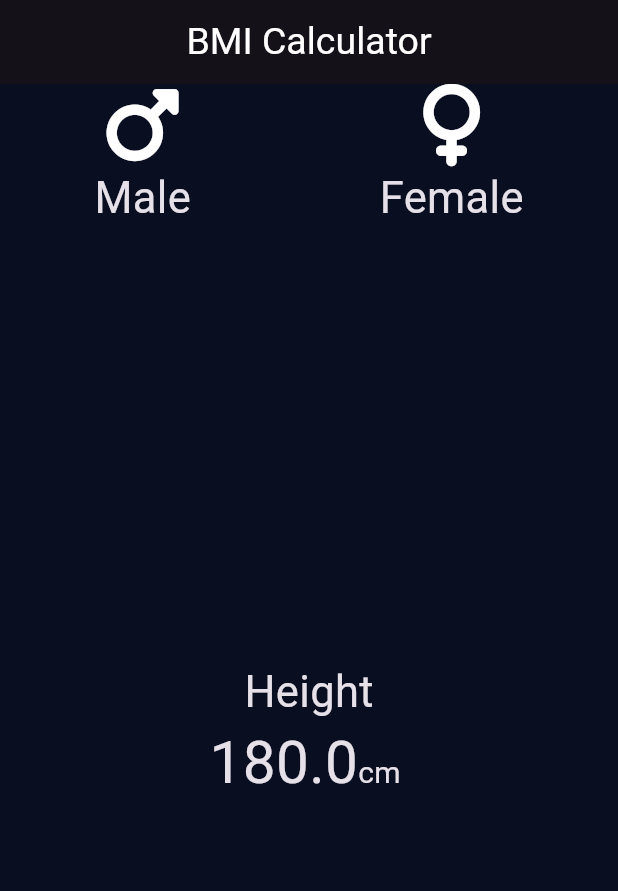
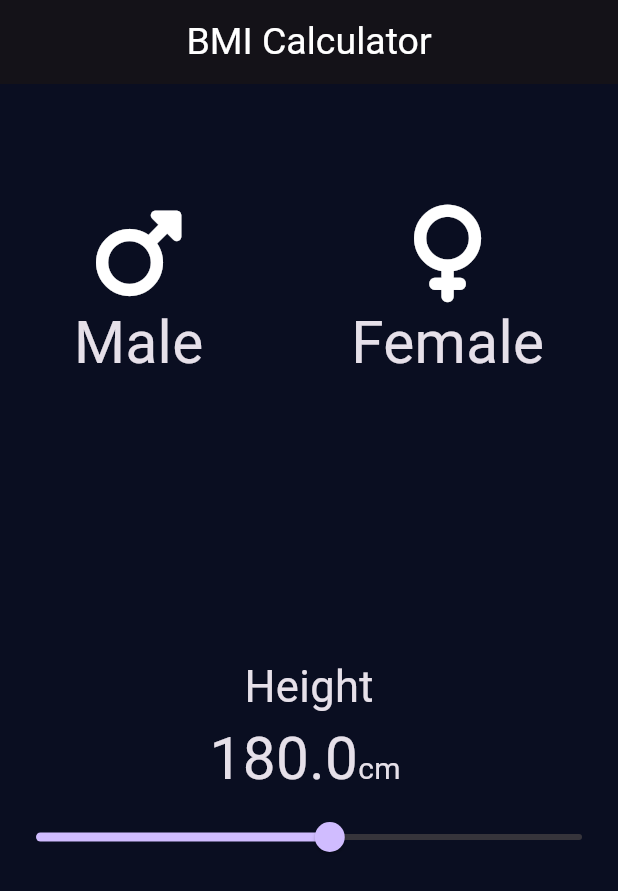
Before and after one commit to jodahe1/Flutter_Projects, a Flutter app: the screen it shows after launch, on a phone screen of 412 x 824 dp. Shown: the top 891 px of the screen. Run offline on Flutter 3.47's test engine with Material 3 defaults, Android fonts, the phone set to English and light mode, and no system bars; our stand-ins replace font_awesome_flutter.

Commit message:
Refactoring the Gender Card

```diff
--- /dev/null
+++ b/bmi/lib/Gendercard.dart
@@ -0,0 +1,24 @@
+
+
+import 'package:flutter/material.dart';
+
+class GenderCard extends StatelessWidget {
+  const GenderCard({required this.gender, required this.icons});
+  final String gender;
+  final IconData icons;
+  @override
+  Widget build(BuildContext context) {
+    return Column(
+      children: [
+        Icon(
+          icons,
+          size: 65.0,
+        ),
+        Text(
+          gender,
+          style: const TextStyle(fontSize: 39),
+        )
+      ],
+    );
+  }
+}
--- /dev/null
+++ b/bmi/lib/input.dart
@@ -0,0 +1,92 @@
+import 'package:bmi/Gendercard.dart';
+import 'package:flutter/material.dart';
+import 'package:font_awesome_flutter/font_awesome_flutter.dart';
+
+class inputclState extends StatefulWidget {
+  const inputclState({super.key});
+
+  @override
+  State<inputclState> createState() => __inputclStateState();
+}
+
+class __inputclStateState extends State<inputclState> {
+  @override
+  double _currentHeight = 180;
+  Widget build(BuildContext context) {
+    return Scaffold(
+      appBar: AppBar(
+        title: const Center(
+          child: Text(
+            'BMI Calculator',
+            style: TextStyle(fontSize: 25.0, color: Colors.white),
+          ),
+        ),
+      ),
+      body: Column(
+        children: [
+          const Padding(
+            padding: EdgeInsets.symmetric(vertical: 80.0),
+            child: Row(
+              mainAxisAlignment: MainAxisAlignment.spaceAround,
+              children: [
+                GenderCard(
+                  gender: 'Male',
+                  icons: FontAwesomeIcons.mars,
+                ),
+                GenderCard(
+                  gender: 'Female',
+                  icons: FontAwesomeIcons.venus,
+                )
+              ],
+            ),
+          ),
+          Padding(
+            padding: const EdgeInsets.symmetric(vertical: 100.0),
+            child: Expanded(
+              flex: 2,
+              child: Column(
+                crossAxisAlignment: CrossAxisAlignment.center,
+                children: [
+                  Text(
+                    'Height',
+                    style: TextStyle(fontSize: 29),
+                  ),
+                  Row(
+                    mainAxisAlignment: MainAxisAlignment.center,
+                    crossAxisAlignment: CrossAxisAlignment.baseline,
+                    textBaseline: TextBaseline.alphabetic,
+                    children: [
+                      Text(
+                        _currentHeight.toString(),
+                        style: TextStyle(fontSize: 39),
+                      ),
+                      const Text(
+                        'cm ',
+                        style: TextStyle(fontSize: 20),
+                      ),
+                    ],
+                  ),
+                  Slider(
+                    value: _currentHeight,
+                    min: 110,
+                    max: 240,
+                    divisions:
+                        130, // Optional: to have discrete values (110-240)
+                    label: _currentHeight.toInt().toString(),
+                    onChanged: (double newValue) {
+                      setState(
+                        () {
+                          _currentHeight = newValue;
+                        },
+                      );
+                    },
+                  ),
+                ],
+              ),
+            ),
+          )
+        ],
+      ),
+    );
+  }
+}
--- a/bmi/lib/main.dart
+++ b/bmi/lib/main.dart
@@ -1,5 +1,5 @@
+import 'package:bmi/input.dart';
 import 'package:flutter/material.dart';
-import 'package:font_awesome_flutter/font_awesome_flutter.dart';
 
 void main() {
   runApp(MyApp());
@@ -9,96 +9,12 @@ class MyApp extends StatelessWidget {
   // This widget is the root of your application.
   @override
   Widget build(BuildContext context) {
-    double _currentHeight = 180;
     return MaterialApp(
       theme: ThemeData.dark().copyWith(
         primaryColor: Color(0xFF0A0E21),
         scaffoldBackgroundColor: Color(0xFF0A0E21),
       ),
-      home: Scaffold(
-        appBar: AppBar(
-          title: const Center(
-            child: Text(
-              'BMI Calculator',
-              style: TextStyle(fontSize: 25.0, color: Colors.white),
-            ),
-          ),
-        ),
-        body: Column(
-          children: [
-            Expanded(
-              flex: 2,
-              child: Row(
-                mainAxisAlignment: MainAxisAlignment.spaceAround,
-                children: [
-                  Column(
-                    children: [
-                      Icon(
-                        FontAwesomeIcons.mars,
-                        size: 55.0,
-                      ),
-                      Text(
-                        'Male',
-                        style: TextStyle(fontSize: 29),
-                      )
-                    ],
-                  ),
-                  Column(
-                    children: [
-                      Icon(
-                        FontAwesomeIcons.venus,
-                        size: 55.0,
-                      ),
-                      Text(
-                        'Female',
-                        style: TextStyle(fontSize: 29),
-                      )
-                    ],
-                  )
-                ],
-              ),
-            ),
-            Expanded(
-              flex: 2,
-              child: Column(
-                children: [
-                  Text(
-                    'Height',
-                    style: TextStyle(fontSize: 29),
-                  ),
-                  Row(
-                    mainAxisAlignment: MainAxisAlignment.center,
-                    crossAxisAlignment: CrossAxisAlignment.baseline,
-                    textBaseline: TextBaseline.alphabetic,
-                    children: [
-                      Text(
-                        _currentHeight.toString(),
-                        style: TextStyle(fontSize: 39),
-                      ),
-                      const Text(
-                        'cm ',
-                        style: TextStyle(fontSize: 20),
-                      ),
-                      //                Slider(
-                      //   value: _currentHeight,
-                      //   min: 110,
-                      //   max: 240,
-                      //   divisions: 130, // Optional: to have discrete values (110-240)
-                      //   label: _currentHeight.toInt().toString(),
-                      //   // onChanged: (double newValue) {
-                      //   //   setState(() {
-                      //   //     _currentHeight = newValue;
-                      //   //   });
-                      //   // },
-                      // ),
-                    ],
-                  ),
-                ],
-              ),
-            )
-          ],
-        ),
-      ),
+      home: inputclState(),
     );
   }
 }
```
